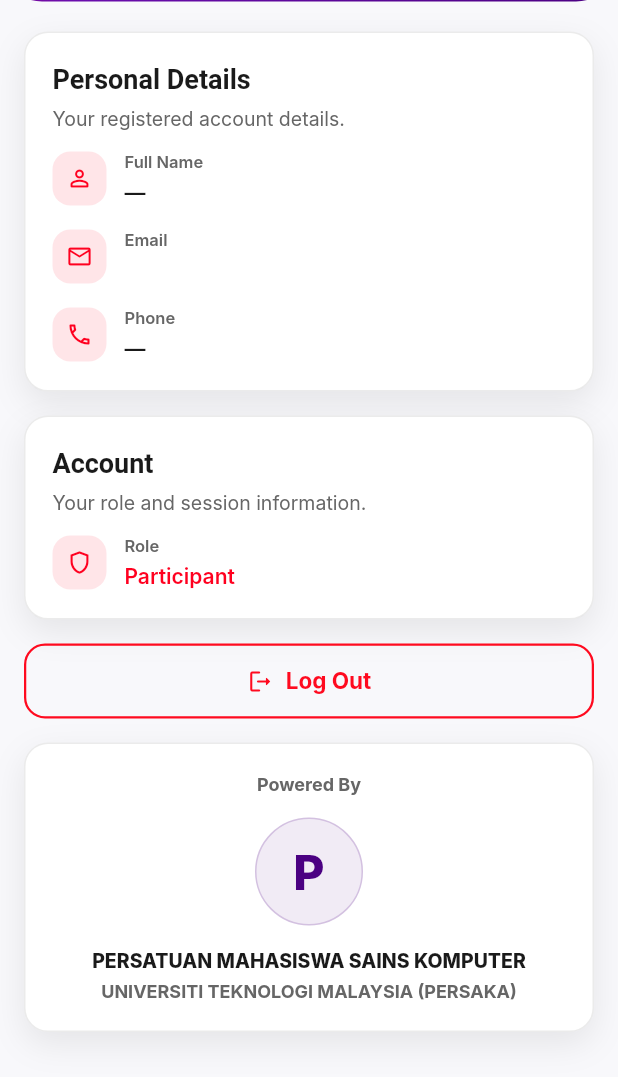
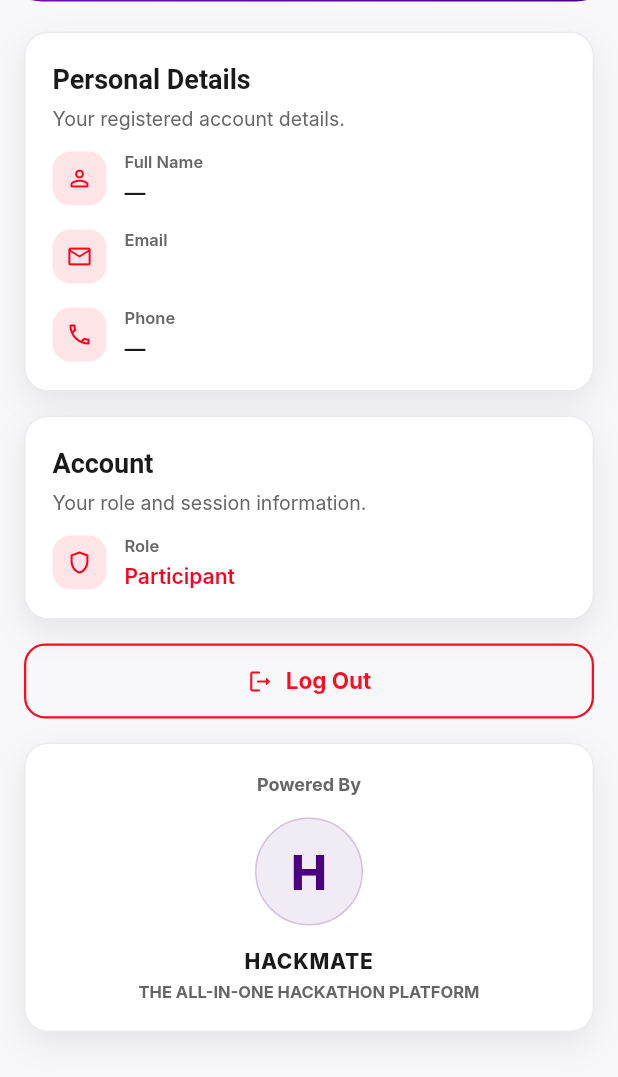
Before and after one commit to abhishekkulbainur/HackMate, a Flutter app: the ProfileScreen screen opened by its route, scrolled down 361 dp, on a phone screen of 412 x 824 dp. Shown: the top 1077 px of the screen. Run offline on Flutter 3.47's test engine with Material 3 defaults, Android fonts, the phone set to English and light mode, and no system bars; our stand-ins replace cloud_firestore, firebase_auth, firebase_core, google_sign_in, image_picker; accounts and stored records are empty; network calls fail; Roboto replaces fonts that are missing (Inter, Poppins).

Commit message:
Hackmate

```diff
--- a/lib/core/constants/app_strings.dart
+++ b/lib/core/constants/app_strings.dart
@@ -1,9 +1,9 @@
 class AppStrings {
   // 🏷️ App
-  static const String appName = "Hackathon OS";
+  static const String appName = "HackMate";
 
   // 👋 Welcome
-  static const String welcomeTitle = "Hackathon OS";
+  static const String welcomeTitle = "HackMate";
   static const String welcomeSubtitle =
       "The all-in-one platform for university hackathons";
 
--- a/lib/core/constants/app_text_styles.dart
+++ b/lib/core/constants/app_text_styles.dart
@@ -2,7 +2,7 @@ import 'package:flutter/material.dart';
 import 'app_colors.dart';
 
 class AppTextStyles {
-  // 🏆 Title (e.g. Hackathon OS)
+  // 🏆 Title (e.g. HackMate)
   static const TextStyle title = TextStyle(
     fontSize: 32,
     fontWeight: FontWeight.bold,
--- a/lib/features/auth/password_auth/screens/login_screen.dart
+++ b/lib/features/auth/password_auth/screens/login_screen.dart
@@ -162,7 +162,7 @@ class _LoginScreenState extends State<LoginScreen> {
               AuthHeader(
                 title: 'Login',
                 subtitle: 'Welcome Back!',
-                description: 'Sign in to Hackathon OS',
+                description: 'Sign in to HackMate',
               ),
 
               const SizedBox(height: 20),
--- a/lib/features/auth/welcome/screens/welcome_screen.dart
+++ b/lib/features/auth/welcome/screens/welcome_screen.dart
@@ -27,7 +27,7 @@ class WelcomeScreen extends StatelessWidget {
                 const SizedBox(height: 20),
 
                 const Text(
-                  "Hackathon OS",
+                  "HackMate",
                   style: TextStyle(
                     fontSize: 32,
                     color: Colors.white,
--- a/lib/features/profile/screens/profile_screen.dart
+++ b/lib/features/profile/screens/profile_screen.dart
@@ -678,7 +678,7 @@ class _PersakaPoweredByCard extends StatelessWidget {
             ),
             child: const Center(
               child: Text(
-                'P',
+                'H',
                 style: TextStyle(
                   color: ParticipantPalette.secondary,
                   fontSize: 32,
@@ -689,22 +689,23 @@ class _PersakaPoweredByCard extends StatelessWidget {
           ),
           const SizedBox(height: 14),
           const Text(
-            'PERSATUAN MAHASISWA SAINS KOMPUTER',
+            'HACKMATE',
             textAlign: TextAlign.center,
             style: TextStyle(
               color: ParticipantPalette.textPrimary,
-              fontSize: 13,
+              fontSize: 14,
               fontWeight: FontWeight.w800,
               height: 1.35,
+              letterSpacing: 0.5,
             ),
           ),
           const SizedBox(height: 4),
           const Text(
-            'UNIVERSITI TEKNOLOGI MALAYSIA (PERSAKA)',
+            'THE ALL-IN-ONE HACKATHON PLATFORM',
             textAlign: TextAlign.center,
             style: TextStyle(
               color: ParticipantPalette.textSecondary,
-              fontSize: 12,
+              fontSize: 11,
               fontWeight: FontWeight.w700,
               height: 1.35,
             ),
--- a/lib/main.dart
+++ b/lib/main.dart
@@ -25,7 +25,7 @@ class MyApp extends StatelessWidget {
   @override
   Widget build(BuildContext context) {
     return MaterialApp(
-      title: 'Hackathon OS',
+      title: 'HackMate',
 
       theme: AppTheme.light,
       builder: (context, child) {
@@ -51,7 +51,7 @@ class MyApp extends StatelessWidget {
 
   The following MyHomePage counter app was removed because:
   - It is only a Flutter demo
-  - It is not part of your Hackathon OS system
+  - It is not part of your HackMate system
   - Your app now uses AuthWrapper + Firebase authentication flow
 
   Original behavior:
--- a/product_website/package.json
+++ b/product_website/package.json
@@ -3,7 +3,7 @@
   "private": true,
   "version": "1.0.0",
   "type": "module",
-  "description": "Product promotional website for the Persaka Hackathon App (Flutter + Firebase).",
+  "description": "Product promotional website for HackMate (Flutter + Firebase).",
   "author": "Abhishek Kulbainur",
   "scripts": {
     "dev": "vite",
--- a/pubspec.yaml
+++ b/pubspec.yaml
@@ -1,5 +1,5 @@
 name: persaka_hackathon_app
-description: "Persaka Hackathon OS - Hackathon management application maintained by Abhishek Kulbainur."
+description: "HackMate - Hackathon management application maintained by Abhishek Kulbainur."
 # The following line prevents the package from being accidentally published to
 # pub.dev using `flutter pub publish`. This is preferred for private packages.
 publish_to: 'none' # Remove this line if you wish to publish to pub.dev
```
Also changed, not shown: 14 other files.
